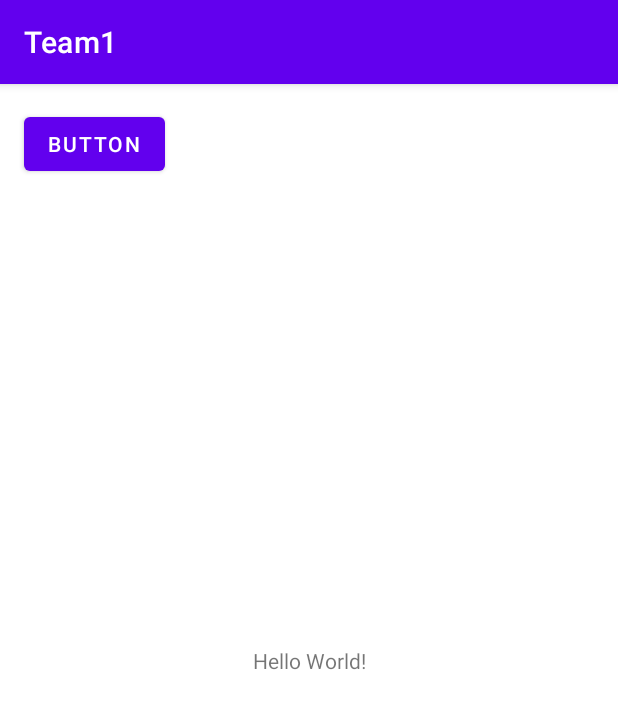
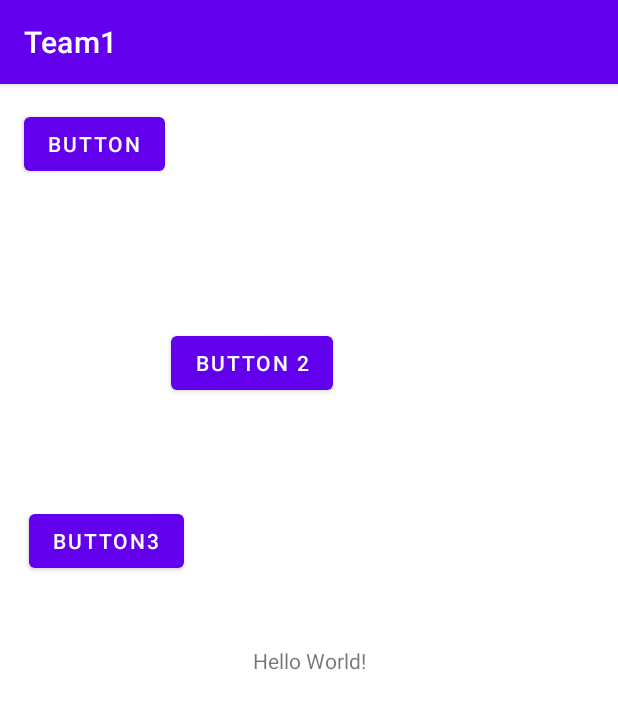
Before and after one commit to aqiburrahman/Team-1_SS12-Code-For-A-Cause_CSUN-Accessibility-Competition-Project, an Android app: the screen it shows after launch (MainActivity), on a phone screen of 412 x 824 dp. Shown: the top 709 px of the screen. Run offline under Robolectric (Android 15) with nearby library versions, the phone set to English and light mode, and no system bars.

Commit message:
fixed map layouts

```diff
--- a/app/src/main/res/layout/activity_main.xml
+++ b/app/src/main/res/layout/activity_main.xml
@@ -7,6 +7,7 @@
     tools:context=".MainActivity">
 
     <TextView
+        android:id="@+id/textView"
         android:layout_width="wrap_content"
         android:layout_height="wrap_content"
         android:text="Hello World!"
@@ -21,8 +22,39 @@
         android:layout_height="wrap_content"
         android:layout_marginStart="16dp"
         android:layout_marginTop="16dp"
+        android:onClick="jacaranda"
         android:text="Button"
         app:layout_constraintStart_toStartOf="parent"
         app:layout_constraintTop_toTopOf="parent" />
 
+    <Button
+        android:id="@+id/button2"
+        android:layout_width="wrap_content"
+        android:layout_height="wrap_content"
+        android:layout_marginStart="113dp"
+        android:layout_marginTop="143dp"
+        android:layout_marginEnd="190dp"
+        android:layout_marginBottom="540dp"
+        android:onClick="education"
+        android:text="Button 2"
+        app:layout_constraintBottom_toBottomOf="parent"
+        app:layout_constraintEnd_toEndOf="parent"
+        app:layout_constraintStart_toStartOf="parent"
+        app:layout_constraintTop_toTopOf="parent" />
+
+    <Button
+        android:id="@+id/button3"
+        android:layout_width="wrap_content"
+        android:layout_height="wrap_content"
+        android:layout_marginStart="19dp"
+        android:layout_marginTop="262dp"
+        android:layout_marginEnd="289dp"
+        android:layout_marginBottom="421dp"
+        android:onClick="sierra"
+        android:text="Button3"
+        app:layout_constraintBottom_toBottomOf="parent"
+        app:layout_constraintEnd_toEndOf="parent"
+        app:layout_constraintStart_toStartOf="parent"
+        app:layout_constraintTop_toTopOf="parent" />
+
 </androidx.constraintlayout.widget.ConstraintLayout>
```
Also changed, not shown: app/src/main/AndroidManifest.xml (+9 -0 lines), app/src/main/java/com/example/team1/EducationActivity.java (added, +14 -0 lines), app/src/main/java/com/example/team1/JacarandaActivity.java (added, +15 -0 lines), app/src/main/java/com/example/team1/MainActivity.java (+14 -0 lines), app/src/main/java/com/example/team1/SierraActivity.java (added, +14 -0 lines), app/src/main/res/layout/activity_education.xml (added, +30 -0 lines), app/src/main/res/layout/activity_jacaranda.xml (added, +37 -0 lines), app/src/main/res/layout/activity_sierra.xml (added, +31 -0 lines), app/src/main/res/drawable/education_floorplan_icons.png (added), app/src/main/res/drawable/graybg.jpg (added), app/src/main/res/drawable/jd_floorplan_icons.png (added), app/src/main/res/drawable/sierrahall_floorplan_icons.png (added).
